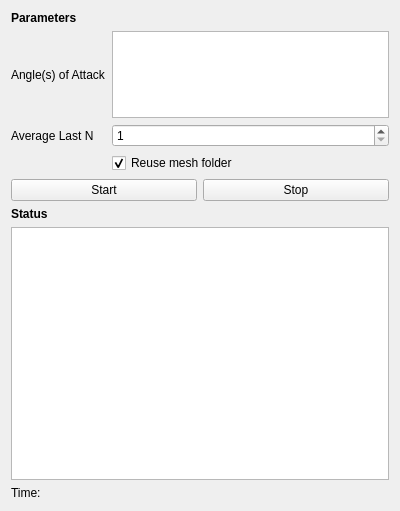
First picture: the form in Resources/ui/DialogMultiCFD.ui, repository davesrocketshop/Rocket, before the edit.
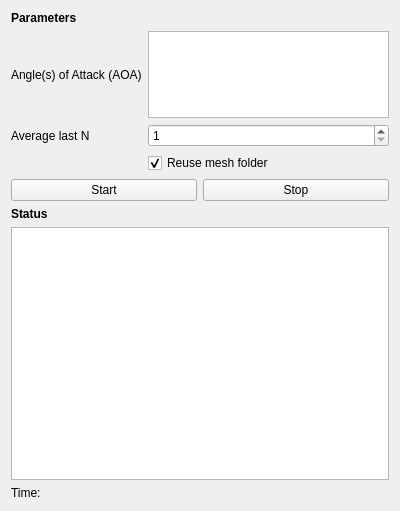
Second picture: the form after the edit. Custom widgets are drawn as their Qt base class.

What changed in the file:
```diff
--- a/Resources/ui/DialogMultiCFD.ui
+++ b/Resources/ui/DialogMultiCFD.ui
@@ -34,14 +34,14 @@
        <item row="0" column="0">
         <widget class="QLabel" name="label_2">
          <property name="text">
-          <string>Angle(s) of Attack</string>
+          <string>Angle(s) of Attack (AOA)</string>
          </property>
         </widget>
        </item>
        <item row="1" column="0">
         <widget class="QLabel" name="label_4">
          <property name="text">
-          <string>Average Last N</string>
+          <string>Average last N</string>
          </property>
         </widget>
        </item>
```
Left out of the diff: 2 changed lines with no effect on the pictures.
